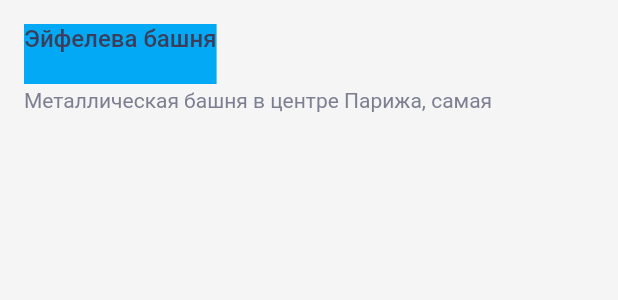
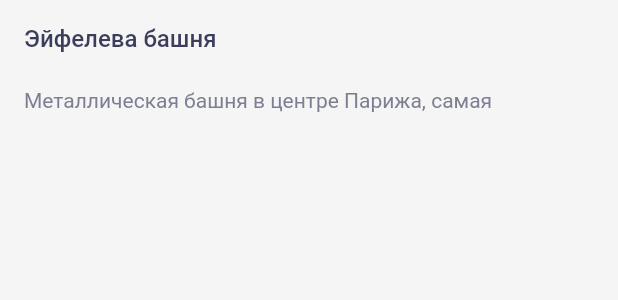
Before and after one commit to dmitrij78/surf-flutter-course-sorokopud, a Flutter app: the _DiscriptionContainer widget shown alone on an empty page, opened directly with sample values from the repository, on a phone screen of 412 x 824 dp. Shown: the top 300 px of the screen. Run offline on Flutter 3.47's test engine with Material 2 defaults, Android fonts, the phone set to English and light mode, and no system bars.

Commit message:
Отмена изменений для выполнения дз

```diff
--- a/lib/main.dart
+++ b/lib/main.dart
@@ -19,7 +19,7 @@ class App extends StatelessWidget {
     return MaterialApp(
       title: appTitle,
       theme: themeData,
-      home: SightListScreen(sights: mocks),
+      home: SightDetails(description: mockDescription),
     );
   }
 }
--- a/lib/ui/screen/sight_card.dart
+++ b/lib/ui/screen/sight_card.dart
@@ -13,16 +13,12 @@ class SightCard extends StatelessWidget {
 
   @override
   Widget build(BuildContext context) {
-    return AspectRatio(
-      aspectRatio: 3 / 2,
-      child: Column(
+    return Column(
       mainAxisSize: MainAxisSize.min,
       children: [
         _CardImageContainer(sight: sight),
-          SizedBox(height: 10),
         _DiscriptionContainer(sight: sight),
       ],
-      ),
     );
   }
 }
@@ -50,19 +46,13 @@ class _DiscriptionContainer extends StatelessWidget {
       child: Column(
         crossAxisAlignment: CrossAxisAlignment.start,
         children: [
-          ConstrainedBox(
-            constraints: BoxConstraints(
-              maxWidth: MediaQuery.of(context).size.width * 0.5,
-            ),
-            child: Container(
+          Container(
             height: 40,
-              color: Colors.lightBlue,
             child: Text(
               '${sight.name}',
               style: textMeduim16Secondary,
               maxLines: 2,
               overflow: TextOverflow.fade,
-              ),
             ),
           ),
           SizedBox(height: 2),
--- a/lib/ui/screen/sight_details.dart
+++ b/lib/ui/screen/sight_details.dart
@@ -13,7 +13,7 @@ class SightDetails extends StatelessWidget {
   Widget build(BuildContext context) {
     return Scaffold(
       appBar: _DetailsAppBar(),
-      body: _DetailsBody(description: description),
+      body: SafeArea(child: _DetailsBody(description: description)),
     );
   }
 }
```
Lines whose indentation alone changed are shown as unchanged.
